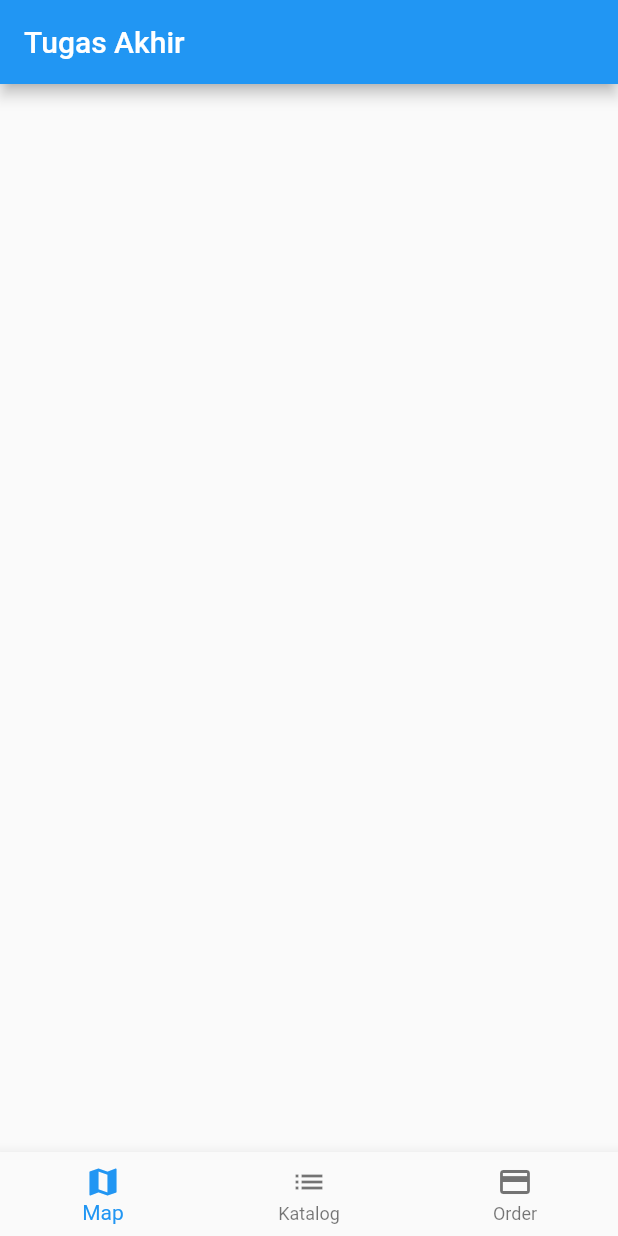
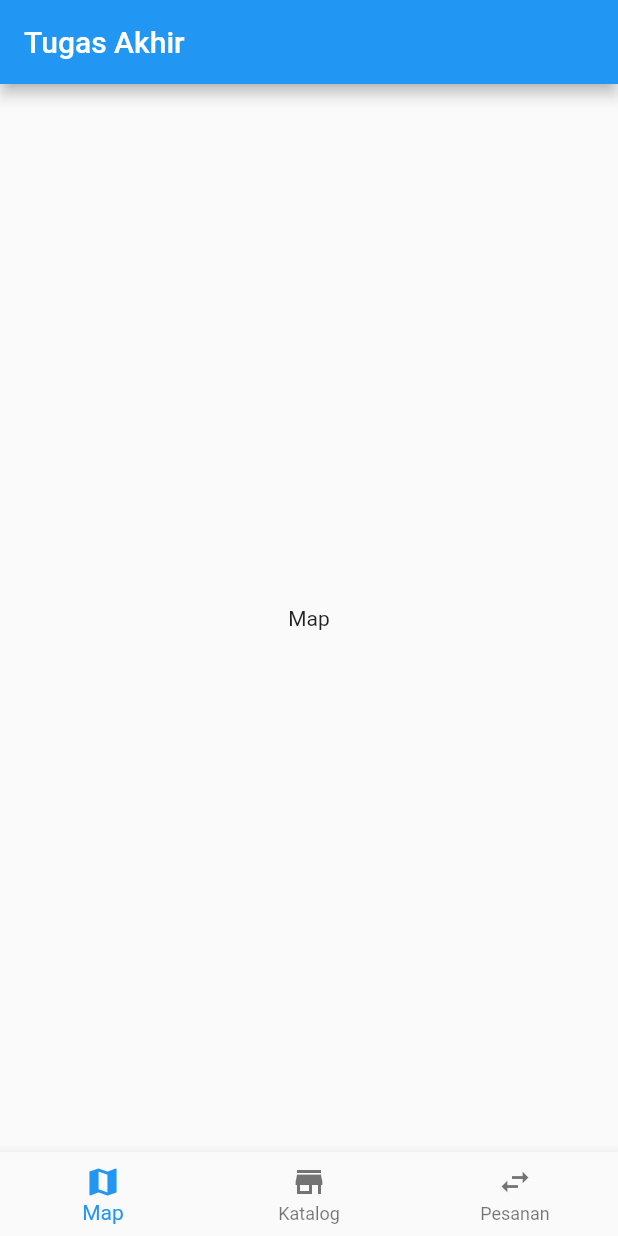
Before and after one commit to udines/tugas_akhir, a Flutter app: the screen it shows after launch, on a phone screen of 412 x 824 dp. Run offline on Flutter 3.47's test engine with Material 2 defaults, Android fonts, the phone set to English and light mode, and no system bars.

Commit message:
Add page for each navigation.

```diff
--- /dev/null
+++ b/lib/home_map_widget.dart
@@ -0,0 +1,13 @@
+import 'package:flutter/material.dart';
+
+class MapPage extends StatelessWidget {
+  @override
+  Widget build(BuildContext context) {
+    return Container(
+      child: Center(
+        child: Text('Map'),
+      ),
+    );
+  }
+
+}
--- a/lib/home_widget.dart
+++ b/lib/home_widget.dart
@@ -1,4 +1,7 @@
 import 'package:flutter/material.dart';
+import 'package:tugas_akhir/home_katalog_widget.dart';
+import 'package:tugas_akhir/home_map_widget.dart';
+import 'package:tugas_akhir/home_pesanan_widget.dart';
 
 class Home extends StatefulWidget {
 
@@ -11,13 +14,22 @@ class Home extends StatefulWidget {
 
 class _HomeState extends State<Home> {
 
+  int _currentIndex = 0;
+  final List<Widget> _children = [
+    MapPage(),
+    KatalogPage(),
+    PesananPage()
+  ];
+
   @override
   Widget build(BuildContext context) {
     return Scaffold(
       appBar: AppBar(
         title: Text('Tugas Akhir'),
       ),
+      body: _children[_currentIndex],
       bottomNavigationBar: BottomNavigationBar(
+        onTap: onTabTapped,
         currentIndex: 0,
         items: [
           BottomNavigationBarItem(
@@ -25,16 +37,21 @@ class _HomeState extends State<Home> {
             title: Text('Map')
           ),
           BottomNavigationBarItem(
-            icon: new Icon(Icons.list),
+            icon: new Icon(Icons.store),
             title: Text('Katalog')
           ),
           BottomNavigationBarItem(
-            icon: new Icon(Icons.payment),
-            title: Text('Order')
+            icon: new Icon(Icons.swap_horiz),
+            title: Text('Pesanan')
           )
         ],
       ),
     );
   }
 
+  void onTabTapped(int index) {
+    setState(() {
+      _currentIndex = index;
+    });
+  }
 }
```
Also changed, not shown: lib/home_katalog_widget.dart (added, +13 -0 lines), lib/home_pesanan_widget.dart (added, +13 -0 lines).
